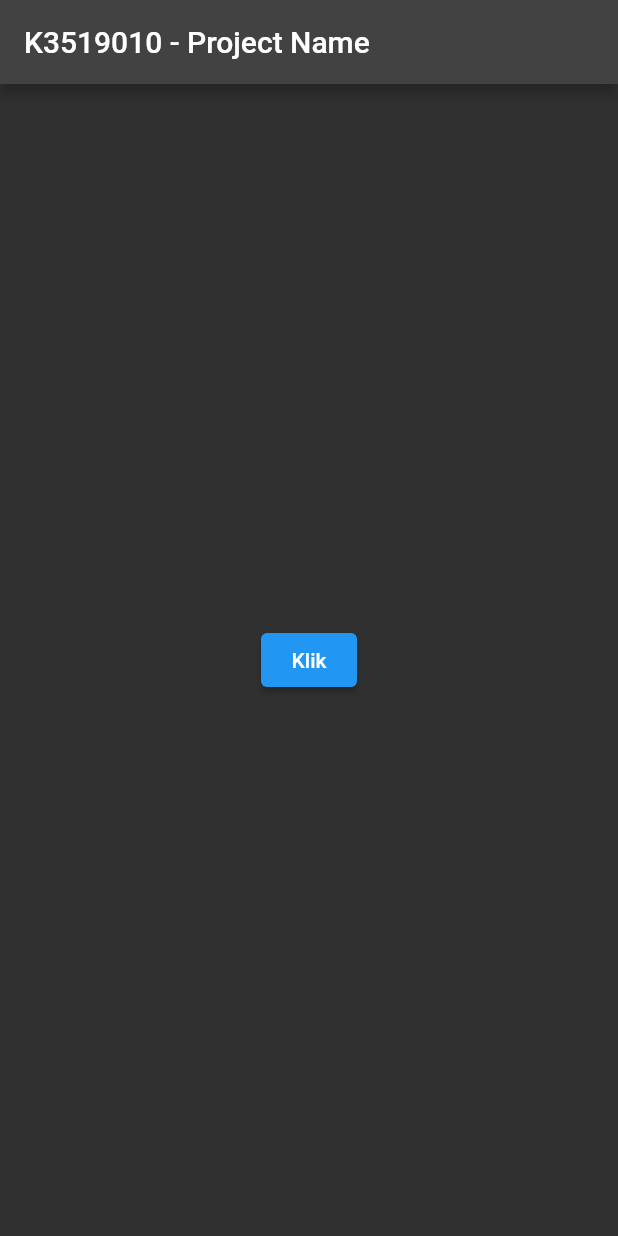
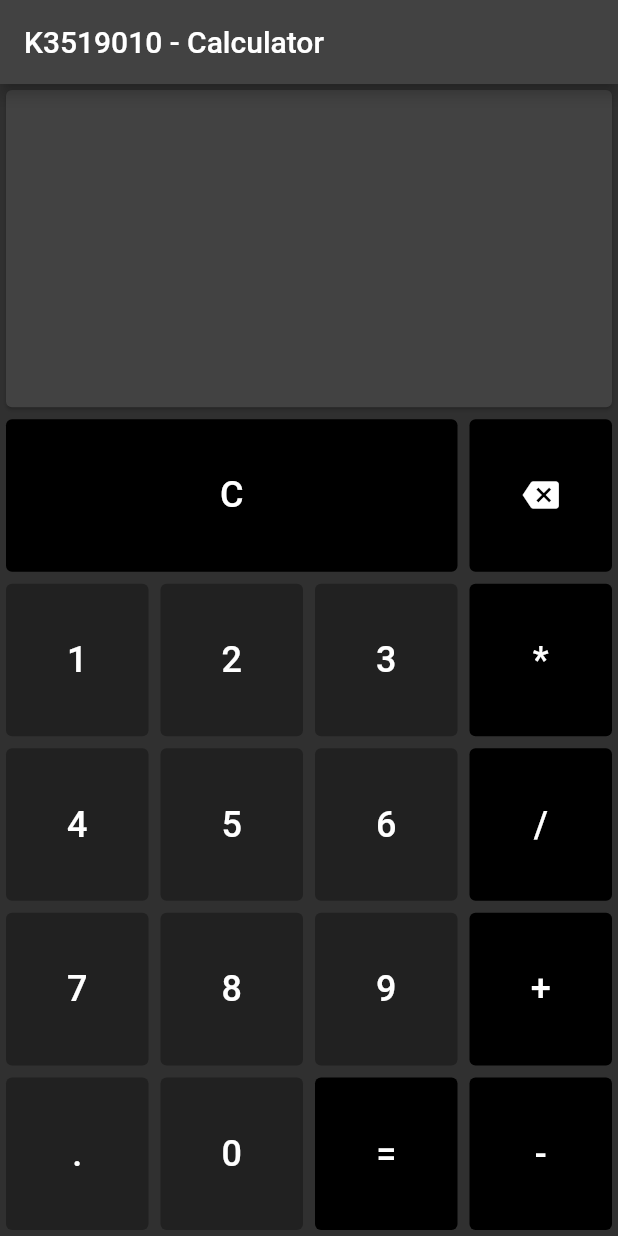
Before and after one commit to anhzf/college-flutter, a Flutter app: the screen it shows after launch, on a phone screen of 412 x 824 dp. Run offline on Flutter 3.47's test engine with Material 2 defaults, Android fonts, the phone set to English and light mode, and no system bars.

Commit message:
feat: :sparkles: done with calculator

```diff
--- /dev/null
+++ b/lib/calculator.dart
@@ -0,0 +1,119 @@
+// import 'number_formatter.dart';
+
+class Calculator {
+  static const PERIOD = '.';
+  static const MULTIPLY = '*';
+  static const SUBTRACT = '-';
+  static const ADD = '+';
+  static const DIVIDE = '/';
+  static const CLEAR = 'CLEAR';
+  static const BACKSPACE = 'BACKSPACE';
+  static const EQUAL = '=';
+  static const OPERATORS = [ADD, MULTIPLY, SUBTRACT, DIVIDE];
+  static final findOperatorRegExp = RegExp(r'[+\/\-*]');
+
+  final List<String> data = [];
+
+  String get displayString => data.where((el) => el.isNotEmpty).join('');
+
+  void addDigit(String toAdd) {
+    if (data.isNotEmpty && !isContainsOperator(data.last)) {
+      data.last += toAdd;
+    } else {
+      data.add(toAdd);
+    }
+  }
+
+  void addOperator(String toAdd) {
+    if (data.isNotEmpty) {
+      if (isContainsOperator(data.last)) {
+        data.last = toAdd;
+      } else {
+        data.add(toAdd);
+      }
+    }
+  }
+
+  void addPeriod() {
+    // add period if last data is digits and not contains period
+    // OR if last data is operator then create new data
+    if (data.isNotEmpty) {
+      final isDigitsOnly = !isContainsOperator(data.last);
+      final isContainPeriod = data.last.contains(Calculator.PERIOD);
+
+      if (isDigitsOnly) {
+        if (!isContainPeriod) data.last += Calculator.PERIOD;
+      } else
+        data.add(Calculator.PERIOD);
+    } else
+      data.add(Calculator.PERIOD);
+  }
+
+  void backspace() {
+    if (data.isNotEmpty) {
+      final last = data.last;
+      final lastLn = last.length;
+
+      if (lastLn > 1) {
+        data.last = last.substring(0, lastLn - 1);
+      } else {
+        data.removeLast();
+      }
+    }
+  }
+
+  void clear() {
+    data.clear();
+  }
+
+  void calculate() {
+    while (isContainsOperator(data.last) || data.last == Calculator.PERIOD) {
+      data.removeLast();
+    }
+
+    for (int i = 0; i < data.length; i++) {
+      final curr = data[i];
+
+      if (curr == Calculator.MULTIPLY) {
+        data[i - 1] =
+            "${(double.parse(data[i - 1]) * double.parse(data[i + 1]))}";
+        data.removeAt(i);
+        data.removeAt(i);
+        i--;
+      } else if (curr == Calculator.DIVIDE) {
+        data[i - 1] =
+            "${double.parse(data[i - 1]) / double.parse(data[i + 1])}";
+        data.removeAt(i);
+        data.removeAt(i);
+        i--;
+      }
+    }
+
+    for (int i = 0; i < data.length; i++) {
+      final curr = data[i];
+
+      if (curr == Calculator.ADD) {
+        data[i - 1] =
+            "${double.parse(data[i - 1]) + double.parse(data[i + 1])}";
+        data.removeAt(i);
+        data.removeAt(i);
+        i--;
+      } else if (curr == Calculator.SUBTRACT) {
+        data[i - 1] =
+            "${double.parse(data[i - 1]) - double.parse(data[i + 1])}";
+        data.removeAt(i);
+        data.removeAt(i);
+        i--;
+      }
+    }
+
+    if (data.length != 1) throw Error();
+  }
+
+  static bool isContainsOperator(String char) =>
+      findOperatorRegExp.hasMatch(char);
+  static double add(double a, double b) => a + b;
+  static double subtract(double a, double b) => a - b;
+  static double divide(double a, double b) => a / b;
+  static double multiply(double a, double b) => a * b;
+}
--- /dev/null
+++ b/lib/components/layout_main.dart
@@ -0,0 +1,19 @@
+import 'package:flutter/material.dart';
+
+class MainLayout extends StatelessWidget {
+  const MainLayout({Key? key, required this.child, required this.title})
+      : super(key: key);
+
+  final Widget child;
+  final String title;
+
+  @override
+  Widget build(BuildContext context) {
+    return Scaffold(
+      appBar: AppBar(
+        title: Text('K3519010 - ${this.title}'),
+      ),
+      body: child,
+    );
+  }
+}
--- a/lib/main.dart
+++ b/lib/main.dart
@@ -1,4 +1,6 @@
 import 'package:flutter/material.dart';
+import 'components/layout_main.dart';
+import 'calculator.dart';
 
 void main() => runApp(
       MaterialApp(
@@ -7,43 +9,211 @@ void main() => runApp(
       ),
     );
 
-class MainLayout extends StatelessWidget {
-  const MainLayout({Key? key, required this.child}) : super(key: key);
+class MyApp extends StatefulWidget {
+  const MyApp({Key? key}) : super(key: key);
 
-  final Widget child;
+  @override
+  _MyAppState createState() => _MyAppState();
+}
+
+class _MyAppState extends State<MyApp> {
+  Calculator calculator = new Calculator();
 
   @override
   Widget build(BuildContext context) {
-    return Scaffold(
-      appBar: AppBar(
-        title: Text('K3519010 - Project Name'),
-      ),
-      body: child,
-    );
-  }
-}
+    final theme = Theme.of(context);
+    final calcBtn = themedCalculatorBtn(theme);
+    final calcBtnLabel = themedCalculatorBtnLabel(theme);
 
-class MyApp extends StatelessWidget {
-  @override
-  Widget build(BuildContext ctx) {
     return MainLayout(
-      child: Center(
-        child: ElevatedButton(
-          child: Text('Klik'),
-          onPressed: () => showDialog<String>(
-            context: ctx,
-            builder: (BuildContext ctx) => AlertDialog(
-              content: Text('asdadasd'),
-              actions: [
-                TextButton(
-                  child: Text('Tutup'),
-                  onPressed: () => Navigator.of(ctx).pop(),
+      title: 'Calculator',
+      child: Column(
+        crossAxisAlignment: CrossAxisAlignment.stretch,
+        children: [
+          Expanded(
+            flex: 2,
+            child: Card(
+              color: theme.colorScheme.surface,
+              child: Padding(
+                padding: EdgeInsets.all(16),
+                child: Text(
+                  calculator.displayString,
+                  textScaleFactor: 2,
+                ),
+              ),
+            ),
+          ),
+          /* Delete actions related */
+          Expanded(
+            child: Row(
+              crossAxisAlignment: CrossAxisAlignment.stretch,
+              children: [
+                Expanded(
+                  flex: 3,
+                  child: calcBtn(
+                    child: calcBtnLabel('C'),
+                    secondary: true,
+                    onPressed: () => _onPressed(Calculator.CLEAR),
+                  ),
+                ),
+                Expanded(
+                  flex: 1,
+                  child: calcBtn(
+                    child: Icon(
+                      Icons.backspace,
+                      color: theme.colorScheme.onPrimary,
+                    ),
+                    secondary: true,
+                    onPressed: () => _onPressed(Calculator.BACKSPACE),
+                  ),
                 ),
               ],
             ),
           ),
-        ),
+          Expanded(
+            flex: 4,
+            child: Row(
+              crossAxisAlignment: CrossAxisAlignment.stretch,
+              children: [
+                Expanded(
+                  flex: 3,
+                  child: Column(
+                    crossAxisAlignment: CrossAxisAlignment.stretch,
+                    children: [
+                      ...[
+                        ['1', '2', '3'],
+                        ['4', '5', '6'],
+                        ['7', '8', '9'],
+                      ]
+                          .map((e) => Expanded(
+                                child: Row(
+                                  crossAxisAlignment:
+                                      CrossAxisAlignment.stretch,
+                                  children: e
+                                      .map((ee) => Expanded(
+                                            child: calcBtn(
+                                              child: calcBtnLabel(ee),
+                                              onPressed: () => _onPressed(ee),
+                                            ),
+                                          ))
+                                      .toList(),
+                                ),
+                              ))
+                          .toList(),
+                      Expanded(
+                        child: Row(
+                          crossAxisAlignment: CrossAxisAlignment.stretch,
+                          children: [
+                            Expanded(
+                              child: calcBtn(
+                                child: calcBtnLabel(Calculator.PERIOD),
+                                onPressed: () => _onPressed(Calculator.PERIOD),
+                              ),
+                            ),
+                            Expanded(
+                              child: calcBtn(
+                                child: calcBtnLabel('0'),
+                                onPressed: () => _onPressed('0'),
+                              ),
+                            ),
+                            Expanded(
+                              child: calcBtn(
+                                child: calcBtnLabel(Calculator.EQUAL),
+                                secondary: true,
+                                onPressed: () => _onPressed(Calculator.EQUAL),
+                              ),
+                            ),
+                          ],
+                        ),
+                      ),
+                    ],
+                  ),
+                ),
+                Expanded(
+                  child: Column(
+                    crossAxisAlignment: CrossAxisAlignment.stretch,
+                    children: [
+                      Calculator.MULTIPLY,
+                      Calculator.DIVIDE,
+                      Calculator.ADD,
+                      Calculator.SUBTRACT,
+                    ]
+                        .map((e) => Expanded(
+                              child: calcBtn(
+                                child: calcBtnLabel(e),
+                                secondary: true,
+                                onPressed: () => _onPressed(e),
+                              ),
+                            ))
+                        .toList(),
+                  ),
+                )
+              ],
+            ),
+          ),
+        ],
       ),
     );
   }
+
+  void _onPressed(String btnText) {
+    if (btnText == Calculator.BACKSPACE) {
+      return setState(calculator.backspace);
+    }
+
+    // On CLEAR press
+    if (btnText == Calculator.CLEAR) {
+      return setState(calculator.clear);
+    }
+
+    // On EQUALS press
+    if (btnText == Calculator.EQUAL) {
+      return setState(calculator.calculate);
+    }
+
+    // On OPERATOR press
+    if (Calculator.OPERATORS.contains(btnText)) {
+      return setState(() => calculator.addOperator(btnText));
+    }
+
+    // On PERIOD press
+    if (btnText == Calculator.PERIOD) {
+      return setState(calculator.addPeriod);
+    }
+
+    return setState(() => calculator.addDigit(btnText));
+  }
 }
+
+typedef ThemedCalculatorBtn = Widget Function({
+  required Widget child,
+  VoidCallback? onPressed,
+  bool secondary,
+});
+
+typedef ThemedCalculatorBtnLabel = Widget Function(String label);
+
+ThemedCalculatorBtn themedCalculatorBtn(ThemeData theme) => ({
+      required child,
+      onPressed,
+      secondary = false,
+    }) =>
+        Container(
+          margin: EdgeInsets.all(4),
+          child: TextButton(
+            child: child,
+            style: TextButton.styleFrom(
+              backgroundColor:
+                  secondary ? theme.primaryColorDark : theme.primaryColor,
+            ),
+            onPressed: onPressed,
+          ),
+        );
+
+ThemedCalculatorBtnLabel themedCalculatorBtnLabel(ThemeData theme) =>
+    (label) => Text(
+          label,
+          style: theme.textTheme.button?.merge(TextStyle(
+            fontSize: theme.textTheme.headline5?.fontSize,
+          )),
+        );
```
